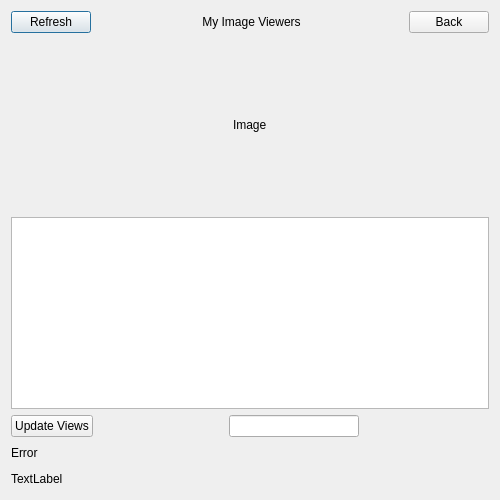
The window that editmyimagedialog.ui (hassan-kandil/DistImage) describes before a commit, drawn with Qt 5.
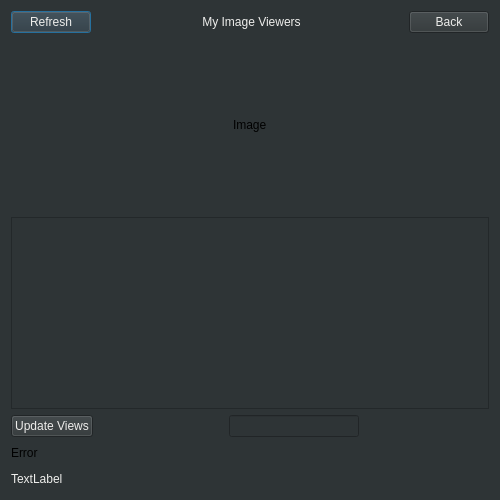
The same window after the commit.

Patch:
```diff
--- a/editmyimagedialog.ui
+++ b/editmyimagedialog.ui
@@ -13,11 +13,18 @@
   <property name="windowTitle">
    <string>DistImage</string>
   </property>
+  <property name="styleSheet">
+   <string notr="true">background-color: rgb(46, 52, 54)
+</string>
+  </property>
   <layout class="QVBoxLayout" name="verticalLayout_2">
    <item>
     <layout class="QHBoxLayout" name="horizontalLayout_2">
      <item>
       <widget class="QPushButton" name="push_refresh">
+       <property name="styleSheet">
+        <string notr="true">color: rgb(238, 238, 236)</string>
+       </property>
        <property name="text">
         <string>Refresh</string>
        </property>
@@ -38,6 +45,9 @@
      </item>
      <item>
       <widget class="QLabel" name="lbl_user">
+       <property name="styleSheet">
+        <string notr="true">color: rgb(238, 238, 236)</string>
+       </property>
        <property name="text">
         <string> My Image Viewers</string>
        </property>
@@ -58,6 +68,9 @@
      </item>
      <item>
       <widget class="QPushButton" name="push_back">
+       <property name="styleSheet">
+        <string notr="true">color: rgb(238, 238, 236)</string>
+       </property>
        <property name="text">
         <string>Back</string>
        </property>
@@ -139,6 +152,9 @@
     <layout class="QHBoxLayout" name="horizontalLayout">
      <item>
       <widget class="QPushButton" name="push_update_views">
+       <property name="styleSheet">
+        <string notr="true">color: rgb(238, 238, 236)</string>
+       </property>
        <property name="text">
         <string>Update Views</string>
        </property>
@@ -158,7 +174,11 @@
       </spacer>
      </item>
      <item>
-      <widget class="QLineEdit" name="line_views"/>
+      <widget class="QLineEdit" name="line_views">
+       <property name="styleSheet">
+        <string notr="true">color: rgb(238, 238, 236)</string>
+       </property>
+      </widget>
      </item>
      <item>
       <spacer name="horizontalSpacer_6">
@@ -203,6 +223,9 @@
     <layout class="QHBoxLayout" name="horizontalLayout_4">
      <item>
       <widget class="QLabel" name="lbl_time">
+       <property name="styleSheet">
+        <string notr="true">color: rgb(238, 238, 236)</string>
+       </property>
        <property name="text">
         <string>TextLabel</string>
        </property>
```
